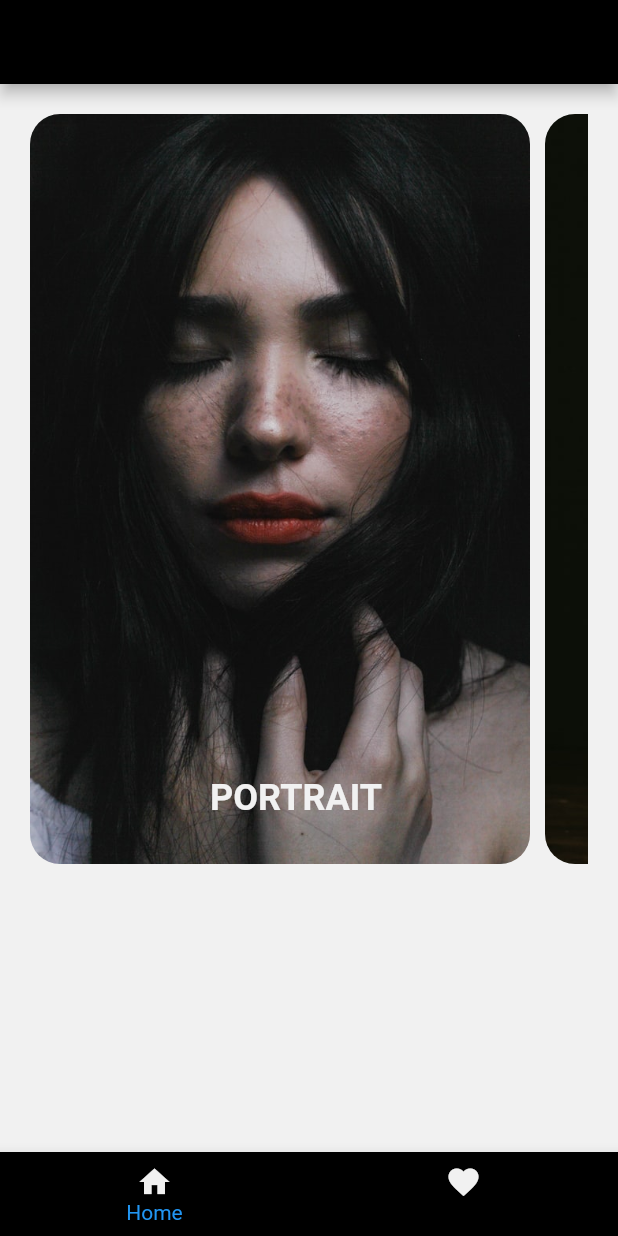
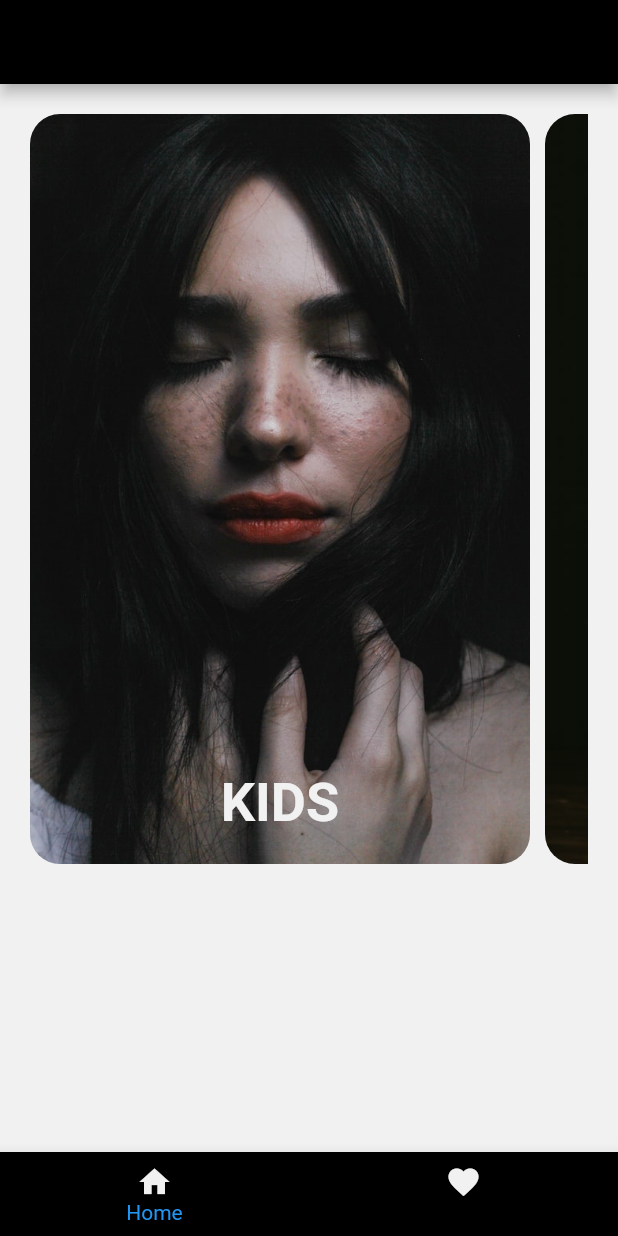
Before and after one commit to leparrav/Presets, a Flutter app: the screen it shows after launch, on a phone screen of 412 x 824 dp. Run offline on Flutter 3.47's test engine with Material 2 defaults, Android fonts, the phone set to English and light mode, and no system bars; missing offline and left inert: before_after; Roboto replaces fonts that are missing (Lora).

Commit message:
Saving latest work

```diff
--- a/lib/components/categories_list.dart
+++ b/lib/components/categories_list.dart
@@ -8,9 +8,9 @@ const kContainerHeight = 500.0;
 
 kCategories getSelectedCategory(String imagePath) {
   switch (imagePath) {
-    case 'images/enPagePortrait.jpg':
+    case 'images/categories/portrait.jpg':
       return kCategories.PORTRAIT;
-    case 'images/enPageKids.jpg':
+    case 'images/categories/kids.jpg':
       return kCategories.KIDS;
     case 'images/enPageTravel.jpg':
       return kCategories.TRAVEL;
@@ -36,6 +36,7 @@ void navigateToCategory(context, kCategories categorySelected) {
 
 List<Widget> setCategoriesImages(context) {
   List<Widget> categories = [];
+  //TODO: Change this for to use the enum instead
   for (var imagePath in kPresetCategories) {
     categories.add(
       ClipRRect(
@@ -45,13 +46,13 @@ List<Widget> setCategoriesImages(context) {
             navigateToCategory(context, getSelectedCategory(imagePath));
           },
           child: Stack(
+            alignment: AlignmentDirectional.bottomCenter,
             children: [
             Image.asset(imagePath),
             Positioned(
-                bottom: 30,
-                left: 120,
+                bottom: 20,
                 // TODO: Write here all of the possible categories
-                child: Text('PORTRAIT', style: kCategoryCardTextStyle)),
+                child: Text('KIDS', style: kCategoryCardTextStyle)),
             ]
           ),
         ),
--- a/lib/constants.dart
+++ b/lib/constants.dart
@@ -14,7 +14,7 @@ const kPresetCardTextStyle = TextStyle(
 
 const kCategoryCardTextStyle = TextStyle(
   color: kPrimaryColor1,
-  fontSize: 24,
+  fontSize: 36,
   fontFamily: 'Lora',
   fontWeight: FontWeight.bold,
 );
```
